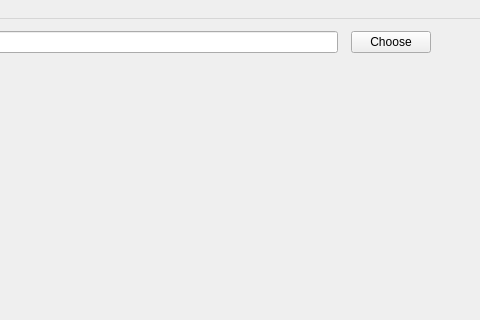
Above: mainwindow.ui from zoozooll/ModelConverter before the change; both pictures show x 320 to 800 and y 0 to 320 of the 800 by 600 pixel window. Below: the same form after it.
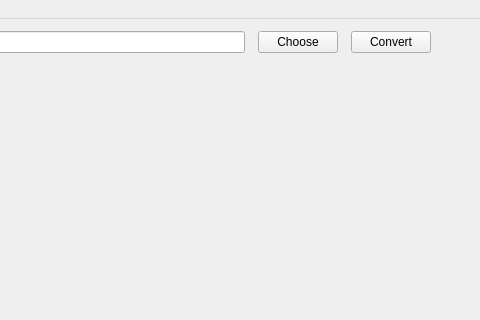
That is the form after the change.

```diff
--- a/mainwindow.ui
+++ b/mainwindow.ui
@@ -47,6 +47,13 @@
        </property>
       </widget>
      </item>
+     <item>
+      <widget class="QPushButton" name="btnConvert">
+       <property name="text">
+        <string>Convert</string>
+       </property>
+      </widget>
+     </item>
     </layout>
    </widget>
   </widget>
```
